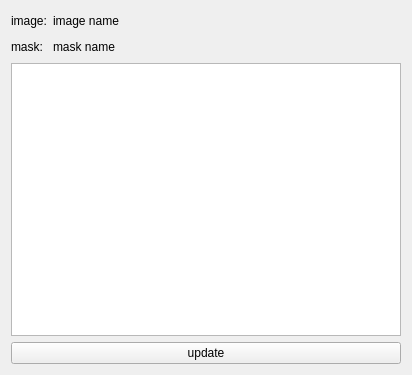
NifTK/NifTK, file Code/Gui/MITK/Plugins/uk.ac.ucl.cmic.imagestatistics/src/internal/ImageStatisticsViewControls.ui: the form before one commit.
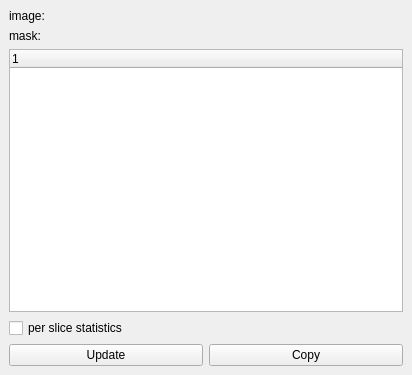
The form after the commit.

Commit message:
Bug #3542: Statistics plugin GUI changes
TableWidget replaced with TreeWidget.

New checkbox: statistics per slice (not functional yet)

New button: copy results to clipboard (not functional yet)

Various minor code style fixes.

Patch:
```diff
--- a/Code/Gui/MITK/Plugins/uk.ac.ucl.cmic.imagestatistics/src/internal/ImageStatisticsViewControls.ui
+++ b/Code/Gui/MITK/Plugins/uk.ac.ucl.cmic.imagestatistics/src/internal/ImageStatisticsViewControls.ui
@@ -19,9 +19,27 @@
   <property name="windowTitle">
    <string>QmitkTemplate</string>
   </property>
-  <layout class="QVBoxLayout" name="verticalLayout">
-   <item>
-    <layout class="QGridLayout" name="gridLayout">
+  <layout class="QGridLayout" name="gridLayout_2">
+   <property name="leftMargin">
+    <number>9</number>
+   </property>
+   <property name="topMargin">
+    <number>9</number>
+   </property>
+   <property name="rightMargin">
+    <number>9</number>
+   </property>
+   <property name="bottomMargin">
+    <number>9</number>
+   </property>
+   <property name="spacing">
+    <number>6</number>
+   </property>
+   <item row="0" column="0" colspan="2">
+    <layout class="QGridLayout" name="gridLayout" columnstretch="0,1">
+     <property name="spacing">
+      <number>6</number>
+     </property>
      <item row="0" column="0">
       <widget class="QLabel" name="m_ImageLabel">
        <property name="text">
@@ -32,25 +50,11 @@
        </property>
       </widget>
      </item>
+     <item row="1" column="1">
+      <widget class="QLabel" name="m_MaskNameLabel"/>
+     </item>
      <item row="0" column="1">
-      <widget class="QLabel" name="m_ImageNameLabel">
-       <property name="text">
-        <string>image name</string>
-       </property>
-      </widget>
-     </item>
-     <item row="0" column="2">
-      <spacer name="horizontalSpacer">
-       <property name="orientation">
-        <enum>Qt::Horizontal</enum>
-       </property>
-       <property name="sizeHint" stdset="0">
-        <size>
-         <width>40</width>
-         <height>20</height>
-        </size>
-       </property>
-      </spacer>
+      <widget class="QLabel" name="m_ImageNameLabel"/>
      </item>
      <item row="1" column="0">
       <widget class="QLabel" name="m_MaskLabel">
@@ -62,35 +66,35 @@
        </property>
       </widget>
      </item>
-     <item row="1" column="1">
-      <widget class="QLabel" name="m_MaskNameLabel">
-       <property name="text">
-        <string>mask name</string>
-       </property>
-      </widget>
-     </item>
-     <item row="1" column="2">
-      <spacer name="horizontalSpacer_2">
-       <property name="orientation">
-        <enum>Qt::Horizontal</enum>
-       </property>
-       <property name="sizeHint" stdset="0">
-        <size>
-         <width>40</width>
-         <height>20</height>
-        </size>
-       </property>
-      </spacer>
-     </item>
     </layout>
    </item>
-   <item>
-    <widget class="QTableWidget" name="m_Table"/>
-   </item>
-   <item>
+   <item row="3" column="0">
     <widget class="QPushButton" name="m_UpdateButton">
      <property name="text">
-      <string>update</string>
+      <string>Update</string>
+     </property>
+    </widget>
+   </item>
+   <item row="3" column="1">
+    <widget class="QPushButton" name="m_CopyButton">
+     <property name="text">
+      <string>Copy</string>
+     </property>
+    </widget>
+   </item>
+   <item row="1" column="0" colspan="2">
+    <widget class="QTreeWidget" name="m_TreeWidget">
+     <column>
+      <property name="text">
+       <string notr="true">1</string>
+      </property>
+     </column>
+    </widget>
+   </item>
+   <item row="2" column="0" colspan="2">
+    <widget class="QCheckBox" name="m_PerSliceStatsCheckBox">
+     <property name="text">
+      <string>per slice statistics</string>
      </property>
     </widget>
    </item>
```
The commit also changes 2 other files.
